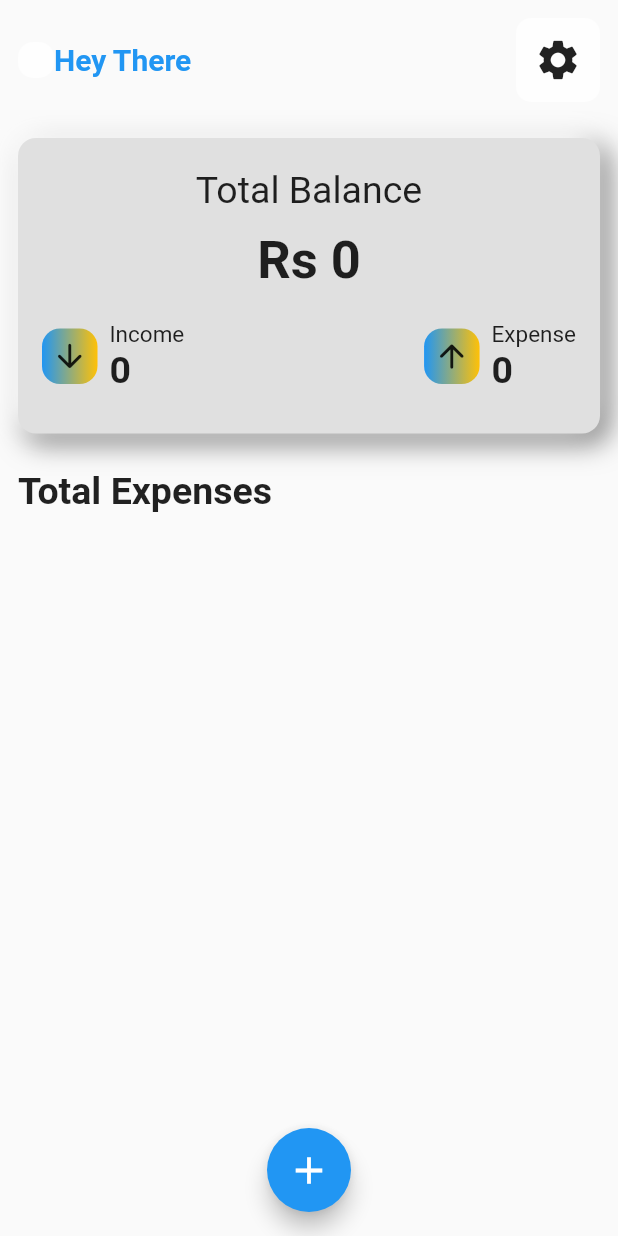
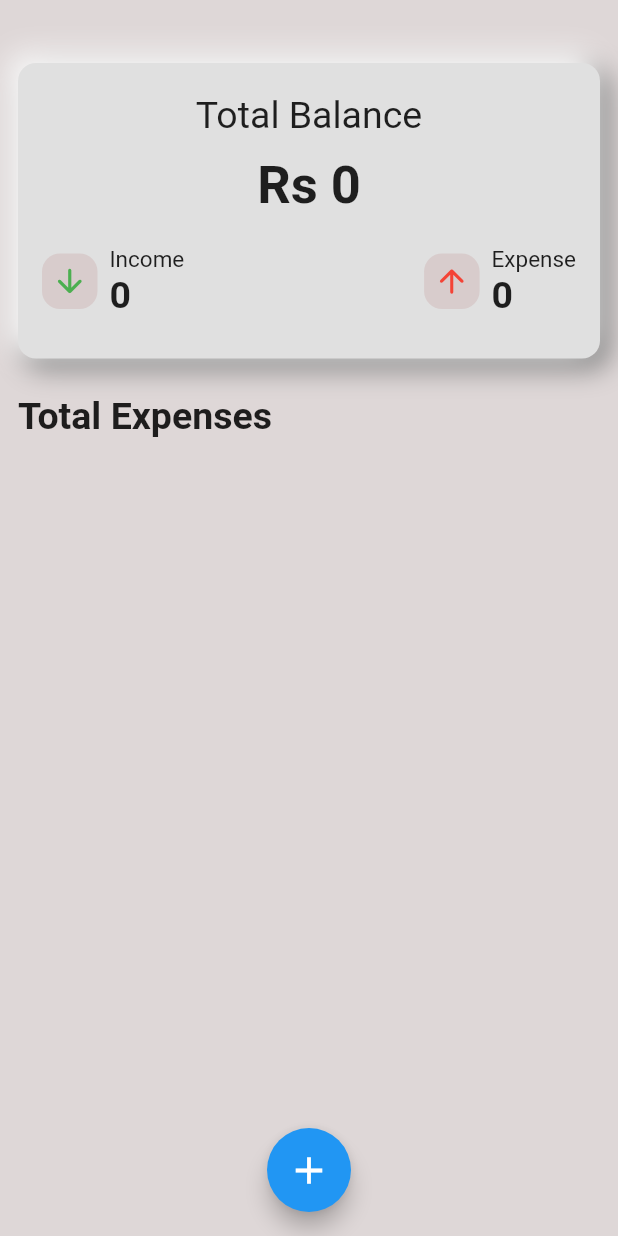
Before and after one commit to subsavage/Expense_tracker_working, a Flutter app: the screen it shows after launch, on a phone screen of 412 x 824 dp. Run offline on Flutter 3.47's test engine with Material 2 defaults, Android fonts, the phone set to English and light mode, and no system bars; our stand-ins replace hive, hive_flutter; accounts and stored records are empty.

Commit message:
Ui Almost Finalised

```diff
--- a/lib/main.dart
+++ b/lib/main.dart
@@ -18,6 +18,7 @@ class MyApp extends StatelessWidget {
       title: 'Expense Tracker',
       theme: ThemeData(
         primarySwatch: Colors.blue,
+        scaffoldBackgroundColor: Color.fromARGB(255, 222, 215, 215),
       ),
       home: const HomePage(),
     );
--- a/lib/pages/homepage.dart
+++ b/lib/pages/homepage.dart
@@ -67,40 +67,32 @@ class _HomePageState extends State<HomePage> {
               return ListView(
                 children: [
                   Padding(
-                    padding: const EdgeInsets.all(12.0),
+                    padding: const EdgeInsets.all(15),
                     child: Row(
                       mainAxisAlignment: MainAxisAlignment.spaceBetween,
                       children: [
-                        Row(
-                          children: [
-                            Container(
-                              decoration: BoxDecoration(
-                                borderRadius: BorderRadius.circular(10),
-                                color: Colors.white70,
-                              ),
-                              padding: EdgeInsets.all(12),
-                            ),
-                            Text(
-                              "Hey There",
-                              style: TextStyle(
-                                fontSize: 20,
-                                fontWeight: FontWeight.bold,
-                                color: Colors.blue,
-                              ),
-                            )
-                          ],
-                        ),
-                        Container(
-                          decoration: BoxDecoration(
-                            borderRadius: BorderRadius.circular(10),
-                            color: Colors.white70,
-                          ),
-                          padding: EdgeInsets.all(12),
-                          child: Icon(
-                            Icons.settings,
-                            size: 32,
-                          ),
-                        ),
+                        // Row(
+                        //   children: [
+                        //     Text(
+                        //       "Track Your Money",
+                        //       style: TextStyle(
+                        //         fontSize: 20,
+                        //         fontWeight: FontWeight.bold,
+                        //         color: Color.fromARGB(255, 126, 126, 126),
+                        //       ),
+                        //     )
+                        //   ],
+                        // ),
+                        // Container(
+                        //   decoration: BoxDecoration(
+                        //     color: Colors.transparent,
+                        //   ),
+                        //   padding: EdgeInsets.all(12),
+                        //   child: Icon(
+                        //     Icons.settings,
+                        //     size: 32,
+                        //   ),
+                        // ),
                       ],
                     ),
                   ),
@@ -217,12 +209,7 @@ class _HomePageState extends State<HomePage> {
       children: [
         Container(
           decoration: BoxDecoration(
-            gradient: LinearGradient(
-              colors: [
-                Colors.blue,
-                Colors.amber,
-              ],
-            ),
+            color: Color.fromARGB(255, 216, 204, 204),
             borderRadius: BorderRadius.all(
               Radius.circular(12),
             ),
@@ -231,6 +218,7 @@ class _HomePageState extends State<HomePage> {
           child: Icon(
             Icons.arrow_downward_rounded,
             size: 25,
+            color: Colors.green,
           ),
           margin: EdgeInsets.only(right: 8),
         ),
@@ -261,12 +249,7 @@ class _HomePageState extends State<HomePage> {
       children: [
         Container(
           decoration: BoxDecoration(
-            gradient: LinearGradient(
-              colors: [
-                Colors.blue,
-                Colors.amber,
-              ],
-            ),
+            color: Color.fromARGB(255, 216, 204, 204),
             borderRadius: BorderRadius.all(
               Radius.circular(12),
             ),
@@ -274,6 +257,7 @@ class _HomePageState extends State<HomePage> {
           padding: EdgeInsets.all(6),
           child: Icon(
             Icons.arrow_upward_rounded,
+            color: Colors.red,
             size: 25,
           ),
           margin: EdgeInsets.only(right: 8),
@@ -305,8 +289,8 @@ class _HomePageState extends State<HomePage> {
       margin: EdgeInsets.all(10),
       padding: EdgeInsets.all(18),
       decoration: BoxDecoration(
-        color: Color.fromARGB(255, 190, 209, 218),
-        borderRadius: BorderRadius.circular(10),
+        color: Color.fromARGB(255, 225, 232, 236),
+        borderRadius: BorderRadius.circular(20),
       ),
       child: Row(
         mainAxisAlignment: MainAxisAlignment.spaceBetween,
@@ -346,8 +330,20 @@ class _HomePageState extends State<HomePage> {
       margin: EdgeInsets.all(10),
       padding: EdgeInsets.all(18),
       decoration: BoxDecoration(
-        color: Color.fromARGB(255, 190, 209, 218),
-        borderRadius: BorderRadius.circular(10),
+        color: Color.fromARGB(255, 225, 232, 236),
+        borderRadius: BorderRadius.circular(20),
+        // boxShadow: [
+        //   BoxShadow(
+        //       color: Colors.grey.shade600,
+        //       offset: Offset(5, 5),
+        //       blurRadius: 15,
+        //       spreadRadius: 1),
+        //   BoxShadow(
+        //       color: Colors.grey.shade300,
+        //       offset: Offset(-5, -5),
+        //       blurRadius: 15,
+        //       spreadRadius: 1)
+        // ],
       ),
       child: Row(
         mainAxisAlignment: MainAxisAlignment.spaceBetween,
```
